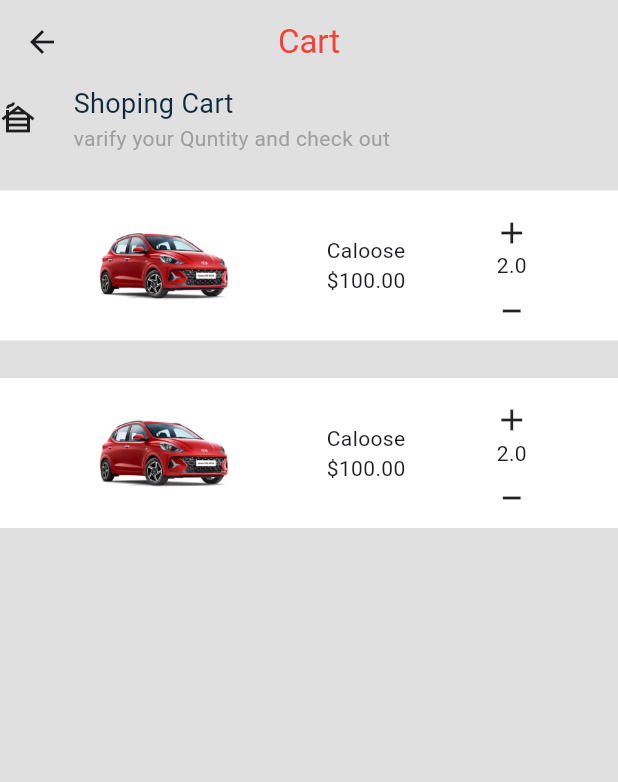
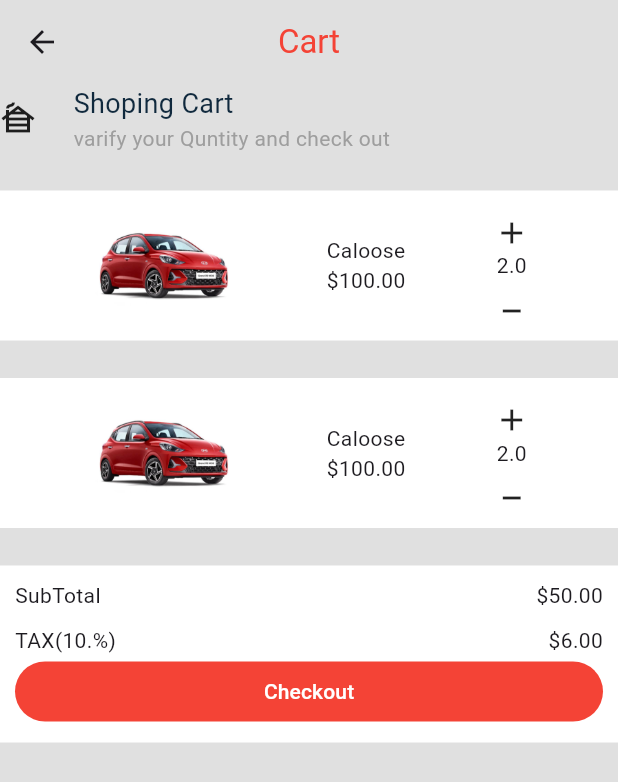
Before and after one commit to eyobderese/UGR-6771-14-LAB-Exercises, a Flutter app: the screen it shows after launch, on a phone screen of 412 x 824 dp. Shown: the top 782 px of the screen. Run offline on Flutter 3.47's test engine with Material 3 defaults, Android fonts, the phone set to English and light mode, and no system bars; our stand-ins replace font_awesome_flutter.

Commit message:
renaming and adding checkout button

```diff
--- a/WidigitExercise2/lib/main (1).dart
+++ b/WidigitExercise2/lib/main.dart
@@ -96,6 +96,43 @@ class MyApp extends StatelessWidget {
                       ],
                     )
                   ],
+                )),
+            SizedBox(
+              height: 25,
+            ),
+            Positioned(
+                left: 0,
+                bottom: 10,
+                child: Container(
+                  padding: EdgeInsets.all(10),
+                  color: Colors.white,
+                  child: Column(
+                    mainAxisAlignment: MainAxisAlignment.start,
+                    crossAxisAlignment: CrossAxisAlignment.stretch,
+                    children: [
+                      Row(
+                        mainAxisAlignment: MainAxisAlignment.spaceBetween,
+                        children: [Text("SubTotal"), Text("\$50.00")],
+                      ),
+                      SizedBox(
+                        height: 10,
+                      ),
+                      Row(
+                        mainAxisAlignment: MainAxisAlignment.spaceBetween,
+                        children: [Text("TAX(10.%)"), Text("\$6.00")],
+                      ),
+                      TextButton(
+                        onPressed: () {},
+                        child: Text(
+                          "Checkout",
+                          style: TextStyle(color: Colors.white),
+                        ),
+                        style: ButtonStyle(
+                            backgroundColor:
+                                MaterialStatePropertyAll(Colors.red)),
+                      )
+                    ],
+                  ),
                 ))
           ],
         ),
```
